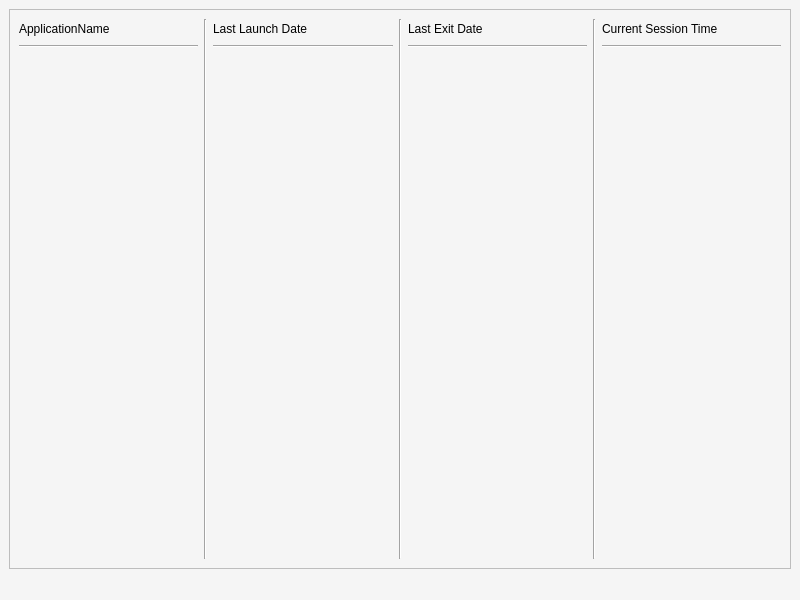
Old version of the form mainwindow.ui in the repository RickSanchezzz666/WindowsAppTimeUsage.
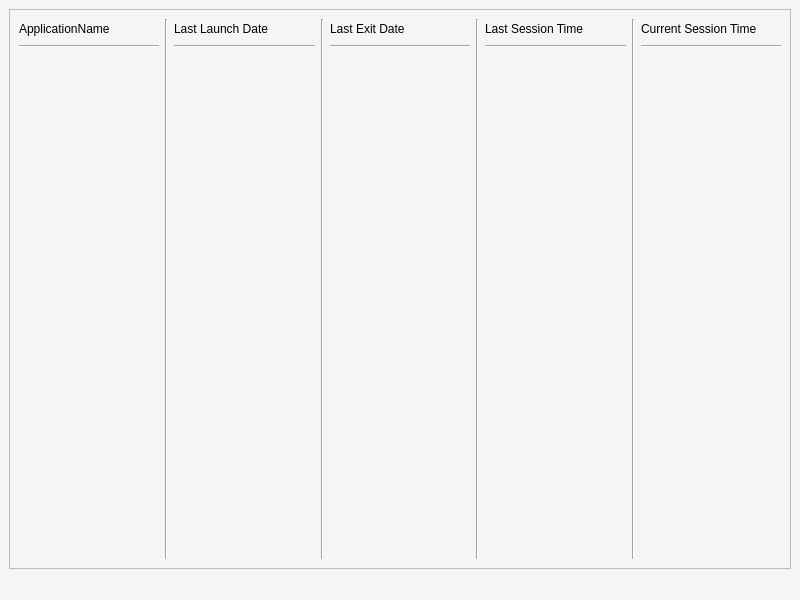
New version of the form.

```diff
--- a/mainwindow.ui
+++ b/mainwindow.ui
@@ -247,7 +247,7 @@
                <enum>Qt::LeftToRight</enum>
               </property>
               <property name="text">
-               <string>Current Session Time</string>
+               <string>Last Session Time</string>
               </property>
               <property name="alignment">
                <set>Qt::AlignLeading|Qt::AlignLeft|Qt::AlignVCenter</set>
@@ -285,6 +285,65 @@
             </item>
            </layout>
           </item>
+          <item>
+           <widget class="Line" name="line_9">
+            <property name="orientation">
+             <enum>Qt::Vertical</enum>
+            </property>
+           </widget>
+          </item>
+          <item>
+           <layout class="QVBoxLayout" name="verticalLayout_5">
+            <item>
+             <widget class="QLabel" name="label_5">
+              <property name="maximumSize">
+               <size>
+                <width>16777215</width>
+                <height>20</height>
+               </size>
+              </property>
+              <property name="layoutDirection">
+               <enum>Qt::LeftToRight</enum>
+              </property>
+              <property name="text">
+               <string>Current Session Time</string>
+              </property>
+              <property name="alignment">
+               <set>Qt::AlignLeading|Qt::AlignLeft|Qt::AlignVCenter</set>
+              </property>
+             </widget>
+            </item>
+            <item>
+             <widget class="Line" name="line_8">
+              <property name="orientation">
+               <enum>Qt::Horizontal</enum>
+              </property>
+             </widget>
+            </item>
+            <item>
+             <widget class="QLabel" name="appsOutputLabel_5">
+              <property name="minimumSize">
+               <size>
+                <width>0</width>
+                <height>0</height>
+               </size>
+              </property>
+              <property name="focusPolicy">
+               <enum>Qt::NoFocus</enum>
+              </property>
+              <property name="styleSheet">
+               <string notr="true"/>
+              </property>
+              <property name="alignment">
+               <set>Qt::AlignLeading|Qt::AlignLeft|Qt::AlignTop</set>
+              </property>
+              <property name="textInteractionFlags">
+               <set>Qt::LinksAccessibleByMouse|Qt::TextSelectableByKeyboard|Qt::TextSelectableByMouse</set>
+              </property>
+             </widget>
+            </item>
+           </layout>
+          </item>
          </layout>
         </widget>
        </widget>
```
